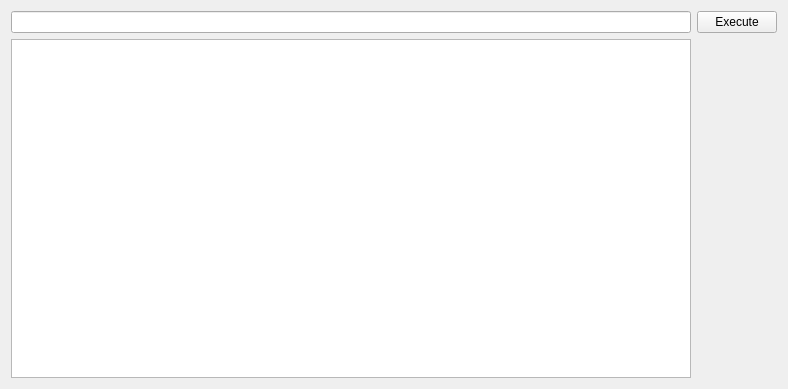
randspy/URIComponentsDisplay, file URILinkParser/MainWindow.ui: the form before one commit.
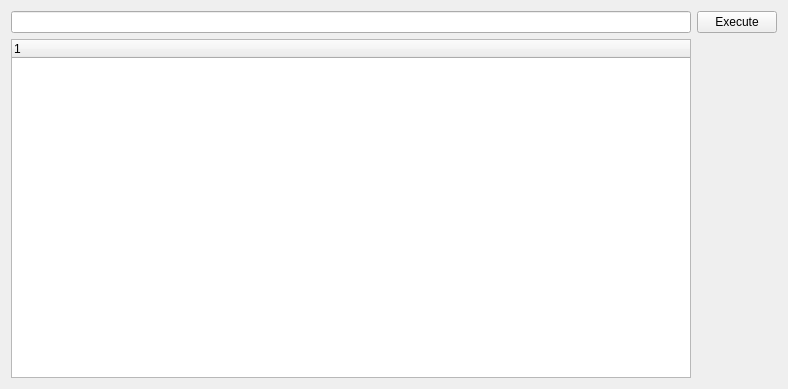
The form after the commit.

```diff
--- a/URILinkParser/MainWindow.ui
+++ b/URILinkParser/MainWindow.ui
@@ -34,7 +34,13 @@
        <widget class="QLineEdit" name="URI"/>
       </item>
       <item row="1" column="0">
-       <widget class="QTableWidget" name="components"/>
+       <widget class="QTreeWidget" name="compTree">
+        <column>
+         <property name="text">
+          <string notr="true">1</string>
+         </property>
+        </column>
+       </widget>
       </item>
      </layout>
     </item>
```
Left out of the diff: 6 changed lines with no effect on the pictures.
